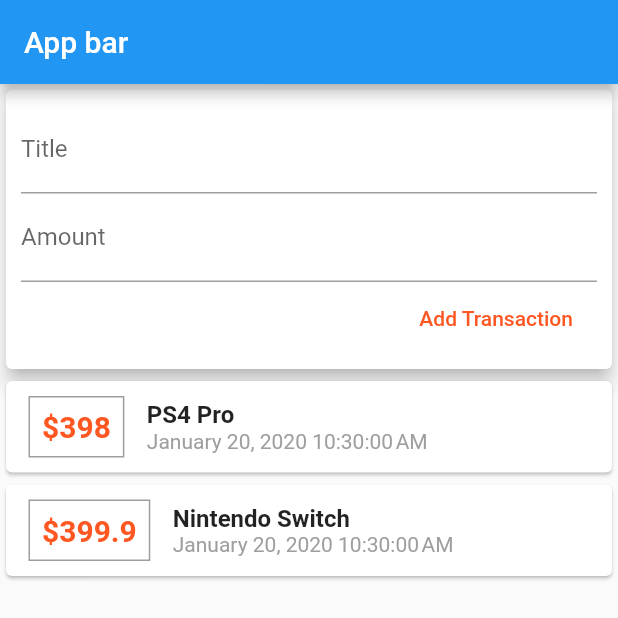
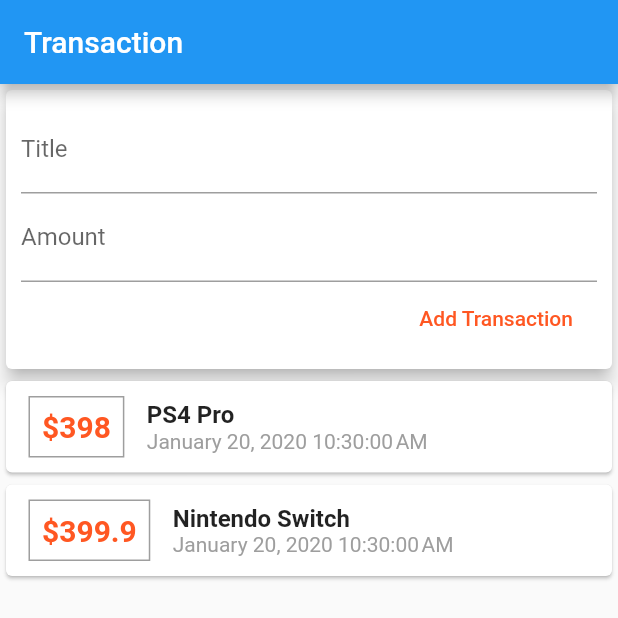
Before and after one commit to ImBeemoX/flutter-personal-expenses, a Flutter app: the screen it shows after launch, on a phone screen of 412 x 824 dp, the top half of it. Run offline on Flutter 3.47's test engine with Material 2 defaults, Android fonts, the phone set to English and light mode, and no system bars.

Commit message:
update app bar

```diff
--- a/lib/main.dart
+++ b/lib/main.dart
@@ -29,7 +29,7 @@ class MyHomePage extends State {
     return MaterialApp(
         home: Scaffold(
       appBar: AppBar(
-        title: Text("App bar"),
+        title: Text("Transaction"),
       ),
       body:
           Column(mainAxisAlignment: MainAxisAlignment.start, children: <Widget>[
```
